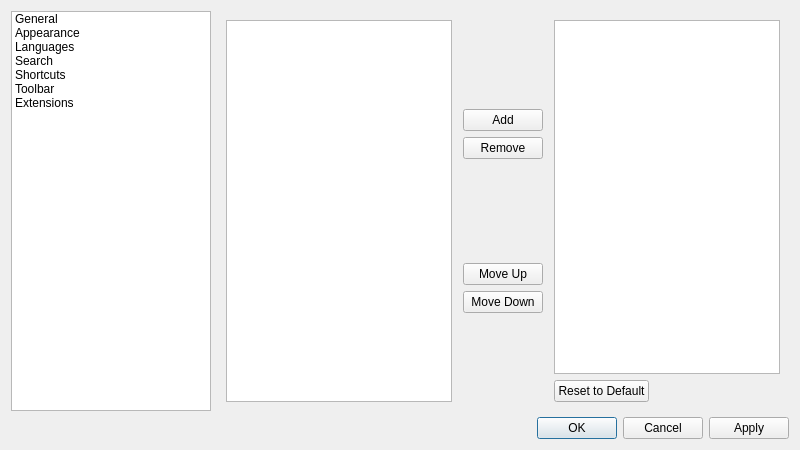
This is src/ui/frmpreferences.ui in notepadqq/notepadqq as Qt 5 draws it before an edit. The edited form follows.
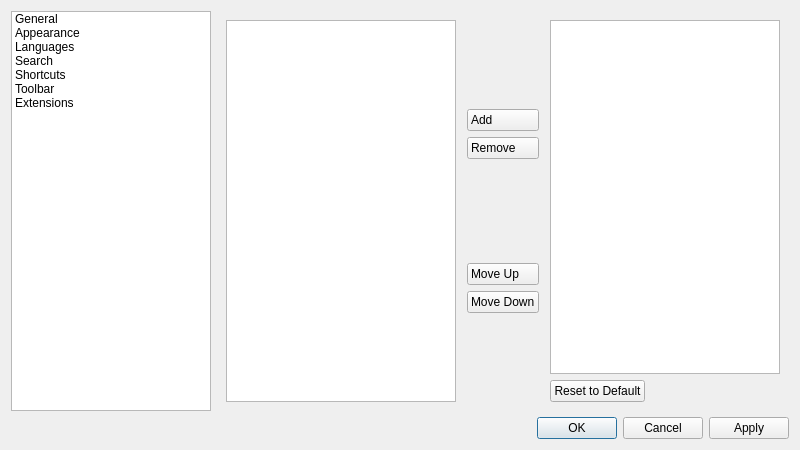
This is the edited form. The open tabs and pages were chosen to show the change. Icons and pictures are not drawn.

Commit message: Fix icon alignment

What changed in the file:
```diff
--- a/src/ui/frmpreferences.ui
+++ b/src/ui/frmpreferences.ui
@@ -572,6 +572,9 @@
               </property>
               <item>
                <widget class="QPushButton" name="btnToolbarAdd">
+                <property name="styleSheet">
+                 <string notr="true">QPushButton { text-align:left; padding: 3px; }</string>
+                </property>
                 <property name="text">
                  <string>Add</string>
                 </property>
@@ -583,6 +586,9 @@
               </item>
               <item>
                <widget class="QPushButton" name="btnToolbarRemove">
+                <property name="styleSheet">
+                 <string notr="true">QPushButton { text-align:left; padding: 3px; }</string>
+                </property>
                 <property name="text">
                  <string>Remove</string>
                 </property>
@@ -612,6 +618,9 @@
               </property>
               <item>
                <widget class="QPushButton" name="btnToolbarUp">
+                <property name="styleSheet">
+                 <string notr="true">QPushButton { text-align:left; padding: 3px; }</string>
+                </property>
                 <property name="text">
                  <string>Move Up</string>
                 </property>
@@ -623,6 +632,9 @@
               </item>
               <item>
                <widget class="QPushButton" name="btnToolbarDown">
+                <property name="styleSheet">
+                 <string notr="true">QPushButton { text-align:left; padding: 3px; }</string>
+                </property>
                 <property name="text">
                  <string>Move Down</string>
                 </property>
```
